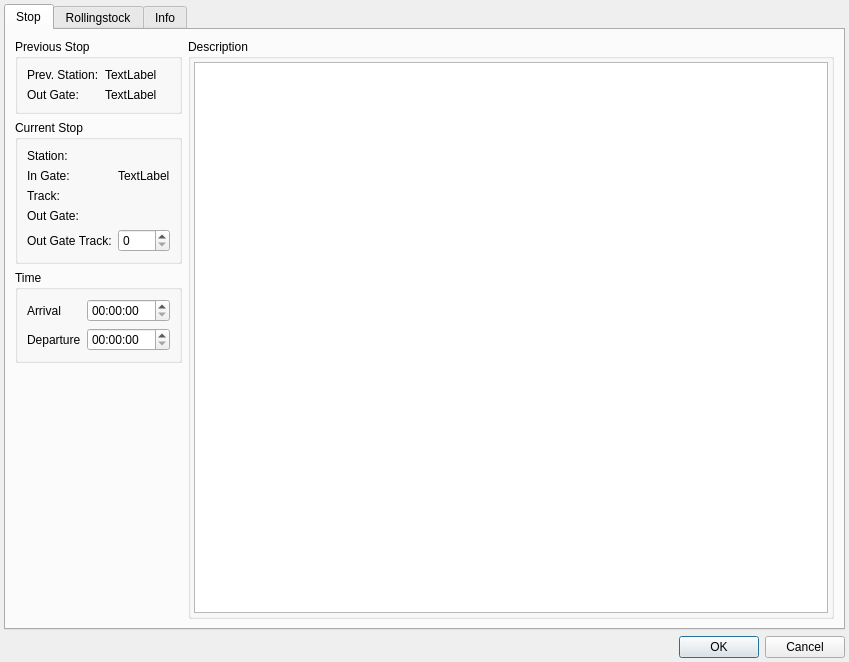
The window that src/jobs/jobeditor/editstopdialog.ui (gfgit/ModelRailroadTimetablePlanner) describes before a commit, drawn with Qt 5.
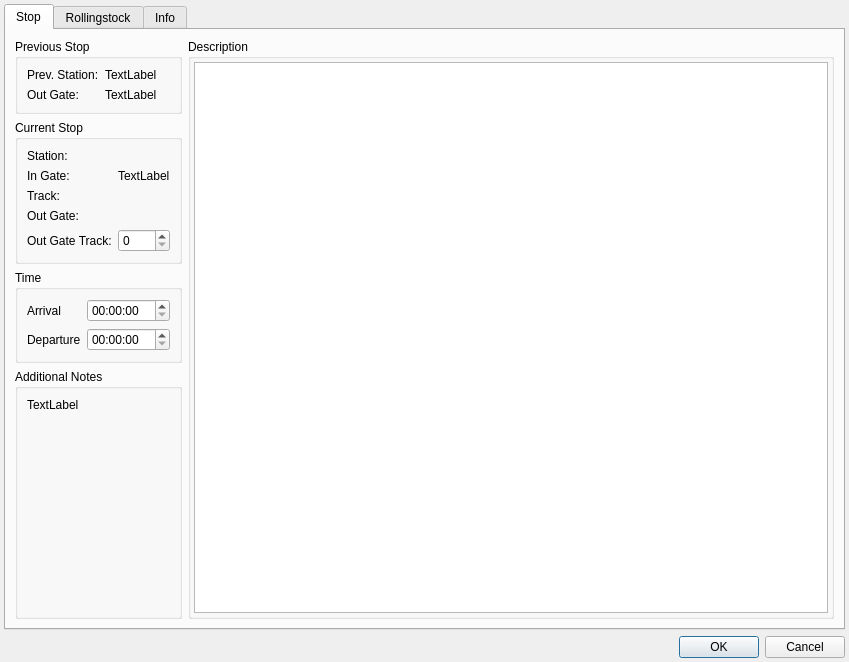
The same window after the commit.

Commit message:
EditStopDialog: add Additional Notes section
These are automatically generated (as opposed to stop description
which is manually typed by the user).

Current notes: traction type and direction changes

Diff of the .ui file:
```diff
--- a/src/jobs/jobeditor/editstopdialog.ui
+++ b/src/jobs/jobeditor/editstopdialog.ui
@@ -220,6 +220,25 @@
          </layout>
         </widget>
        </item>
+       <item row="3" column="0">
+        <widget class="QGroupBox" name="additionalNotesBox">
+         <property name="title">
+          <string>Additional Notes</string>
+         </property>
+         <layout class="QVBoxLayout" name="verticalLayout">
+          <item>
+           <widget class="QLabel" name="additionalNotesLabel">
+            <property name="text">
+             <string>TextLabel</string>
+            </property>
+            <property name="alignment">
+             <set>Qt::AlignLeading|Qt::AlignLeft|Qt::AlignTop</set>
+            </property>
+           </widget>
+          </item>
+         </layout>
+        </widget>
+       </item>
       </layout>
      </widget>
      <widget class="QWidget" name="rsTab">
```
The commit also changes 2 other files.
